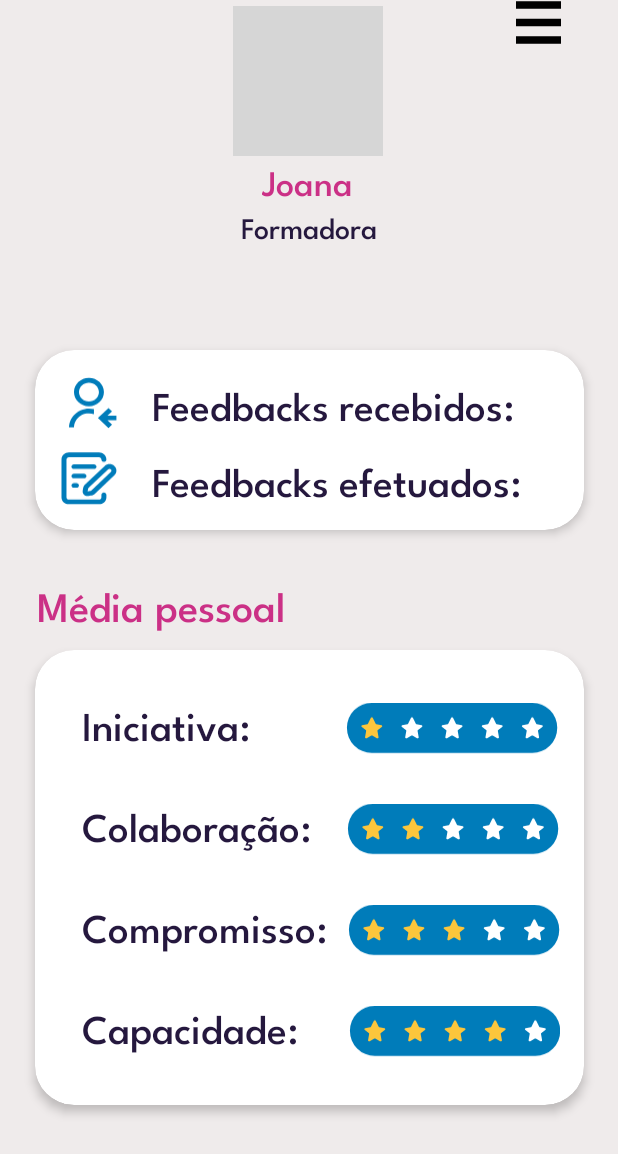
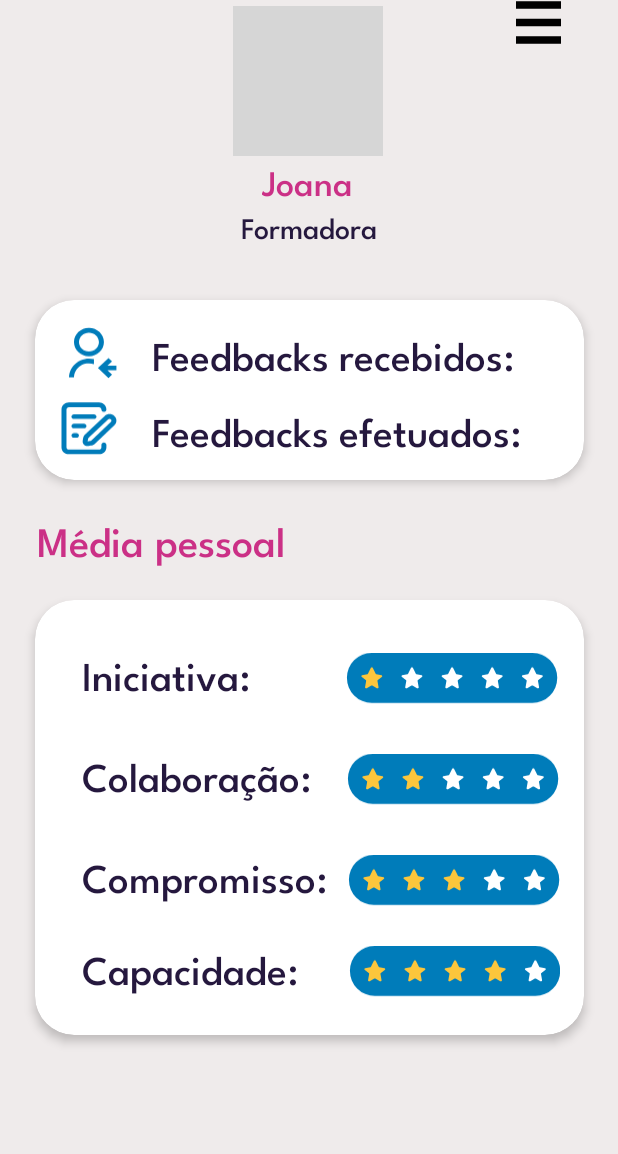
Before and after one commit to HrachK777/Kotlin-Firebase-for-Mobile-APP, an Android app: the fragment ProfileFragmentUser shown on its own in the app's theme, on a phone screen of 412 x 824 dp. Shown: the top 1154 px of the screen. Run offline under Robolectric (Android 15) with nearby library versions, the phone set to English and light mode, and no system bars; grey boxes are pictures that could not be loaded.

Commit message:
Ajustes na activity e fragment de perfil

```diff
--- a/app/src/main/java/ly/roast/roastly/ProfileFragment.kt
+++ b/app/src/main/java/ly/roast/roastly/ProfileFragmentUser.kt
@@ -6,9 +6,8 @@ import android.view.LayoutInflater
 import android.view.View
 import android.view.ViewGroup
 import android.widget.ImageView
-import androidx.fragment.app.FragmentManager
 
-class ProfileFragment : Fragment() {
+class ProfileFragmentUser : Fragment() {
 
     override fun onCreate(savedInstanceState: Bundle?) {
         super.onCreate(savedInstanceState)
@@ -19,7 +18,7 @@ class ProfileFragment : Fragment() {
         savedInstanceState: Bundle?
     ): View? {
         // Inflate the XML layout for this fragment
-        val view = inflater.inflate(R.layout.fragment_profile, container, false)
+        val view = inflater.inflate(R.layout.fragment_profile_user, container, false)
 
         // Find the ImageView with ID 'icon_menu' in the layout
         val iconMenu = view.findViewById<ImageView>(R.id.icon_menu)
--- a/app/src/main/java/ly/roast/roastly/ui/common/HomeActivity.kt
+++ b/app/src/main/java/ly/roast/roastly/ui/common/HomeActivity.kt
@@ -1,11 +1,11 @@
 package ly.roast.roastly.ui.common
 
+import AddFragment
 import android.os.Bundle
 import android.view.View
 import androidx.appcompat.app.AppCompatActivity
 import androidx.fragment.app.Fragment
 import ly.roast.roastly.R
-import ly.roast.roastly.ui.review.AddFragment
 import ly.roast.roastly.ui.profile.ProfileFragment
 
 class HomeActivity : AppCompatActivity() {
@@ -22,9 +22,9 @@ class HomeActivity : AppCompatActivity() {
         // Add click listeners for the icons
         //findViewById<View>(R.id.icon_home).setOnClickListener { loadFragment(HomeFragment()) }
         //findViewById<View>(R.id.icon_feed).setOnClickListener { loadFragment(HistoricFragment()) }
-        //findViewById<View>(R.id.icon_add).setOnClickListener { loadFragment(AddFragment()) }
+        findViewById<View>(R.id.icon_add).setOnClickListener { loadFragment(AddFragment()) }
         //findViewById<View>(R.id.icon_ranking).setOnClickListener { loadFragment(RankingFragment()) }
-        //findViewById<View>(R.id.icon_profile).setOnClickListener { loadFragment(ProfileFragment()) }
+        findViewById<View>(R.id.icon_profile).setOnClickListener { loadFragment(ProfileFragment()) }
     }
 
     // Function to load the selected fragment into the fragment container
--- a/app/src/main/java/ly/roast/roastly/ui/login/LoginActivity.kt
+++ b/app/src/main/java/ly/roast/roastly/ui/login/LoginActivity.kt
@@ -6,9 +6,6 @@ import android.widget.Toast
 import androidx.appcompat.app.AppCompatActivity
 import androidx.lifecycle.Observer
 import androidx.lifecycle.ViewModelProvider
-import ly.roast.roastly.EditProfileActivity
-import ly.roast.roastly.MainActivity
-import ly.roast.roastly.ProfileFragment
 import ly.roast.roastly.data.repository.UserRepository
 import ly.roast.roastly.databinding.ActivityLoginBinding
 import ly.roast.roastly.ui.common.HomeActivity
--- a/app/src/main/java/ly/roast/roastly/ui/profile/ProfileFragment.kt
+++ b/app/src/main/java/ly/roast/roastly/ui/profile/ProfileFragment.kt
@@ -16,7 +16,7 @@ class ProfileFragment : Fragment() {
     private lateinit var jobNameLogin: TextView
 
     override fun onCreateView(inflater: LayoutInflater, container: ViewGroup?, savedInstanceState: Bundle?): View? {
-        val view = inflater.inflate(R.layout.fragment_profile, container, false)
+        val view = inflater.inflate(R.layout.fragment_profile_user, container, false)
 
         userNameLogin = view.findViewById(R.id.user_name)
         jobNameLogin = view.findViewById(R.id.job_name)
--- a/app/src/main/res/layout/fragment_profile.xml
+++ b/app/src/main/res/layout/fragment_profile_user.xml
@@ -33,8 +33,6 @@
         app:layout_constraintStart_toStartOf="parent"
         app:layout_constraintTop_toTopOf="parent"/>
 
-    <!-- User Name -->
-
     <!-- Job Name -->
     <TextView
         android:id="@+id/user_name"
@@ -69,7 +67,7 @@
         app:cardBackgroundColor="@android:color/white"
         app:cardElevation="4dp"
         app:cardCornerRadius="26dp"
-        android:layout_marginTop="233dp"
+        android:layout_marginTop="200dp"
         app:layout_constraintTop_toTopOf="parent"
         app:layout_constraintEnd_toEndOf="parent"
         app:layout_constraintStart_toStartOf="parent">
@@ -138,7 +136,7 @@
         android:id="@+id/average_title"
         android:layout_width="wrap_content"
         android:layout_height="wrap_content"
-        android:layout_marginTop="30dp"
+        android:layout_marginTop="20dp"
         android:fontFamily="@font/league_spartan_medium"
         android:text="@string/m_dia_pessoal"
         android:textColor="#CB3086"
@@ -156,16 +154,17 @@
         app:cardBackgroundColor="@android:color/white"
         app:cardElevation="4dp"
         app:cardCornerRadius="26dp"
-        android:layout_marginTop="433dp"
+        android:layout_marginTop="400dp"
         app:layout_constraintTop_toTopOf="parent"
         app:layout_constraintEnd_toEndOf="parent"
         app:layout_constraintStart_toStartOf="parent">
 
         <LinearLayout
             android:layout_width="match_parent"
-            android:layout_height="wrap_content"
+            android:layout_height="290dp"
             android:orientation="vertical"
-            android:padding="16dp">
+            android:padding="16dp"
+            android:paddingBottom="20dp">
 
             <!-- Initiative Section -->
             <LinearLayout
--- a/app/src/main/res/values/colors.xml
+++ b/app/src/main/res/values/colors.xml
@@ -2,4 +2,5 @@
 <resources>
     <color name="black">#FF000000</color>
     <color name="white">#FFFFFFFF</color>
+    <color name="yellow_star">#FCC63C</color>
 </resources>
--- a/app/src/main/res/values/strings.xml
+++ b/app/src/main/res/values/strings.xml
@@ -92,4 +92,5 @@
     <string name="salvar_altera_es">Salvar alterações</string>
     <string name="login">Login</string>
     <string name="not_registered_yet_create_account">Not registered yet? Create Account</string>
+    <string name="icon_menu">icon</string>
 </resources>
```
Also changed, not shown: app/src/main/java/ly/roast/roastly/ProfilesFragment.kt (added, +59 -0 lines), app/src/main/res/layout/fragment_add_user_review.xml (+9 -4 lines), app/src/main/res/layout/fragment_profile_admin.xml (+3 -4 lines), app/src/main/res/layout/fragment_profiles.xml (renamed from app/src/main/res/layout/activity_profiles.xml).
